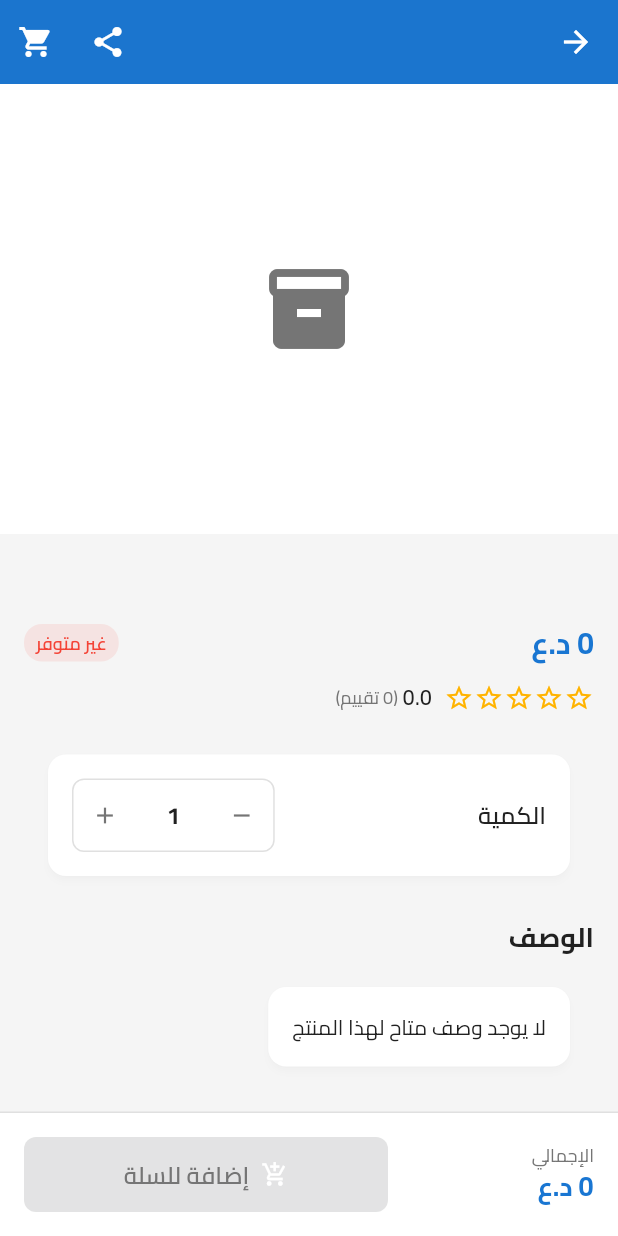
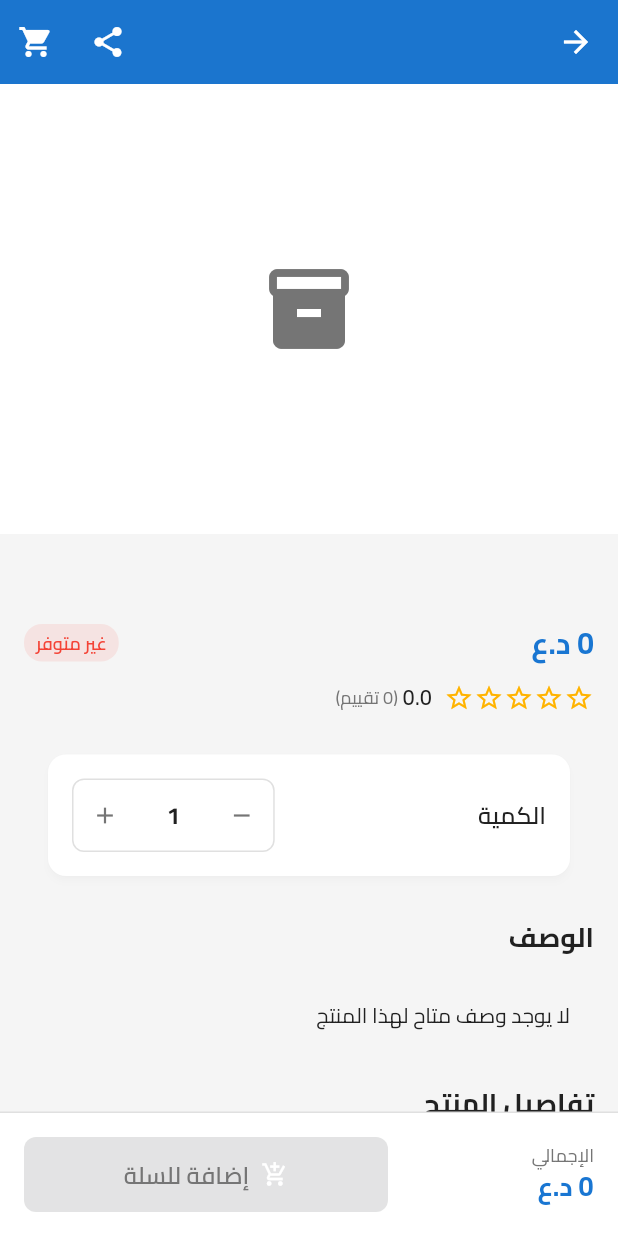
Before and after one commit to aalitariq44/paper-shop, a Flutter app: the ProductDetailsScreen screen opened directly with empty values, on a phone screen of 412 x 824 dp. Run offline on Flutter 3.47's test engine with Material 3 defaults, Android fonts, the phone set to English and light mode, and no system bars; our stand-ins replace cloud_firestore, firebase_auth, firebase_core, google_sign_in, shared_preferences; accounts and stored records are empty.

Commit message:
هل ترى الخلفية لكتابة الوصف البيضاء ازلها

```diff
--- a/lib/presentation/screens/product/product_details_screen.dart
+++ b/lib/presentation/screens/product/product_details_screen.dart
@@ -412,12 +412,7 @@ class _ProductDetailsScreenState extends State<ProductDetailsScreen> {
           ),
         ),
         const SizedBox(height: 12),
-        Card(
-          elevation: 2,
-          shape: RoundedRectangleBorder(
-            borderRadius: BorderRadius.circular(12),
-          ),
-          child: Padding(
+        Padding(
           padding: const EdgeInsets.all(16),
           child: Text(
             _product!.description.isNotEmpty
@@ -427,7 +422,6 @@ class _ProductDetailsScreenState extends State<ProductDetailsScreen> {
               fontSize: 14,
               color: AppColors.textPrimary,
               height: 1.5,
-              ),
             ),
           ),
         ),
@@ -448,12 +442,7 @@ class _ProductDetailsScreenState extends State<ProductDetailsScreen> {
           ),
         ),
         const SizedBox(height: 12),
-        Card(
-          elevation: 2,
-          shape: RoundedRectangleBorder(
-            borderRadius: BorderRadius.circular(12),
-          ),
-          child: Padding(
+        Padding(
           padding: const EdgeInsets.all(16),
           child: Column(
             children: [
@@ -462,7 +451,6 @@ class _ProductDetailsScreenState extends State<ProductDetailsScreen> {
                 _product!.createdAt?.toString().split(' ')[0] ?? 'غير محدد',
               ),
             ],
-            ),
           ),
         ),
       ],
```
Lines whose indentation alone changed are shown as unchanged.
